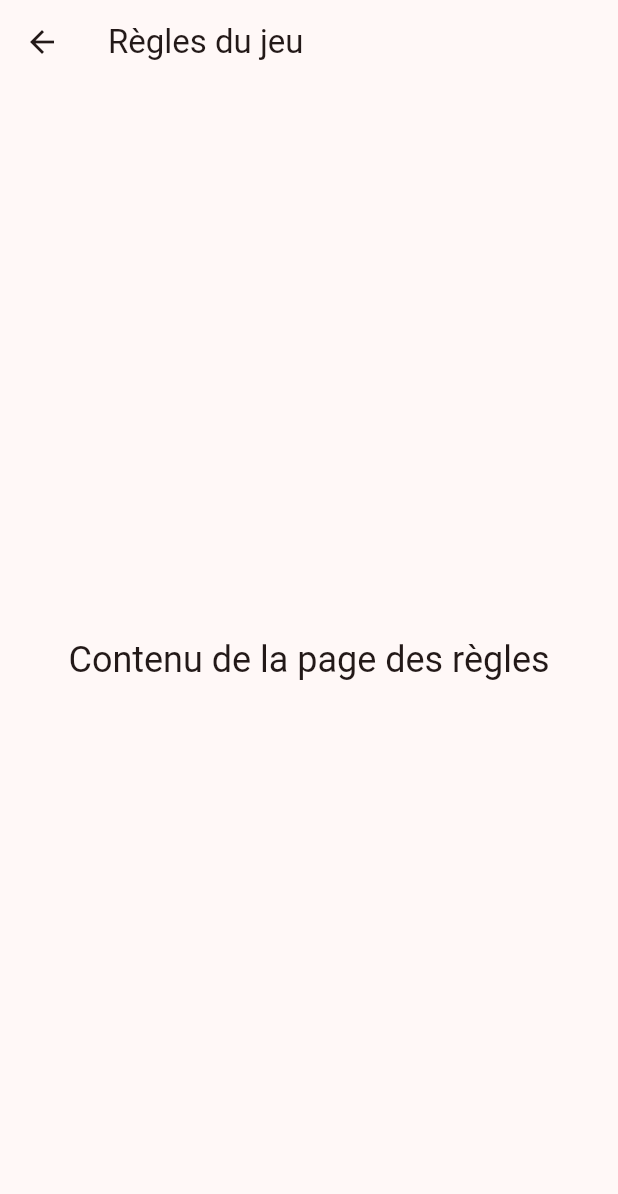
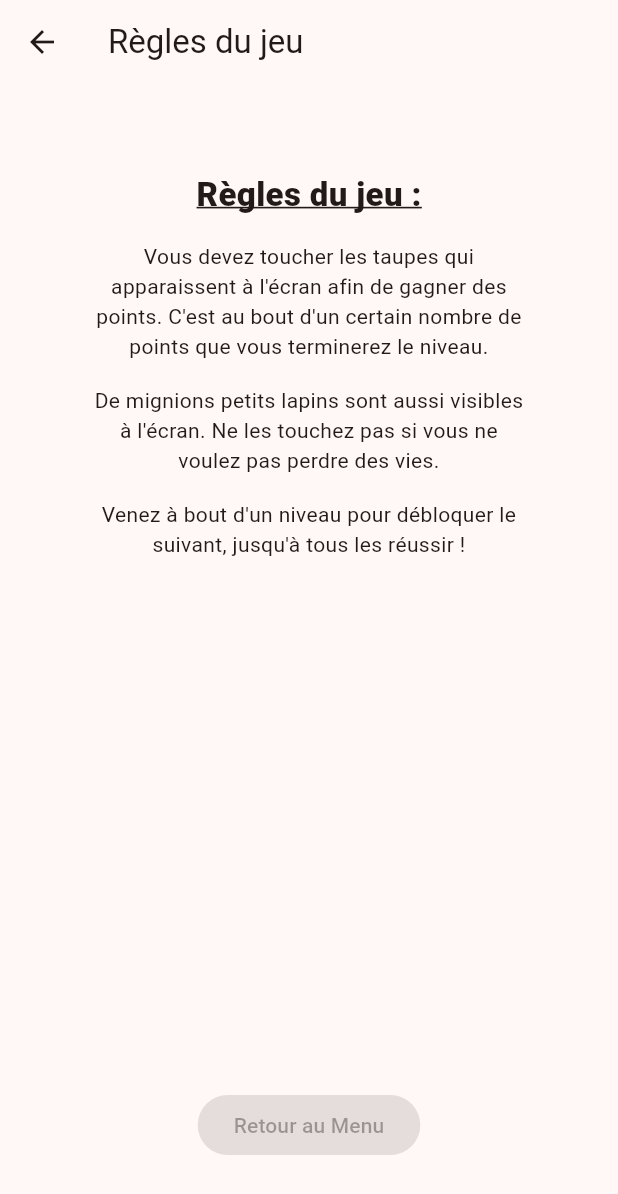
Before and after one commit to TomDubois12/TP_FLUTTER_LAPIN, a Flutter app: the RulesScreen screen opened by its route, on a phone screen of 412 x 824 dp. Shown: the top 1194 px of the screen. Run offline on Flutter 3.47's test engine with Material 3 defaults, Android fonts, the phone set to English and light mode, and no system bars; our stand-ins replace go_router.

Commit message:
page des règles en place

```diff
--- a/tp_flutter_lapin/lib/ui/rules_page.dart
+++ b/tp_flutter_lapin/lib/ui/rules_page.dart
@@ -9,10 +9,39 @@ class RulesScreen extends StatelessWidget {
       appBar: AppBar(
         title: const Text('Règles du jeu'),
       ),
-      body: Center(
-        child: Text(
-          'Contenu de la page des règles',
-          style: Theme.of(context).textTheme.headline5,
+      body: Container(
+        padding: const EdgeInsets.all(50),
+        child: Center(
+            child: Column(
+              children: [
+
+                Padding(
+                  padding: const EdgeInsets.all(8.0),
+                  child: Text('Règles du jeu :',
+                    style: TextStyle(
+                      fontWeight: FontWeight.w800,
+                      fontSize: 22,
+                      decoration: TextDecoration.underline,
+                    ),),
+                ),
+                Padding(
+                  padding: const EdgeInsets.all(8.0),
+                  child: Text("Vous devez toucher les taupes qui apparaissent à l'écran afin de gagner des points. C'est au bout d'un certain nombre de points que vous terminerez le niveau.", textAlign: TextAlign.center),
+                ),
+                Padding(
+                  padding: const EdgeInsets.all(8.0),
+                  child: Text("De mignions petits lapins sont aussi visibles à l'écran. Ne les touchez pas si vous ne voulez pas perdre des vies.", textAlign: TextAlign.center),
+                ),
+                Padding(
+                  padding: const EdgeInsets.all(8.0),
+                  child: Text("Venez à bout d'un niveau pour débloquer le suivant, jusqu'à tous les réussir !", textAlign: TextAlign.center),
+                ),
+                const Spacer(),
+                ElevatedButton(
+                    onPressed: null,
+                    child: const Text("Retour au Menu"))
+              ],
+            )
         ),
       ),
     );
```
